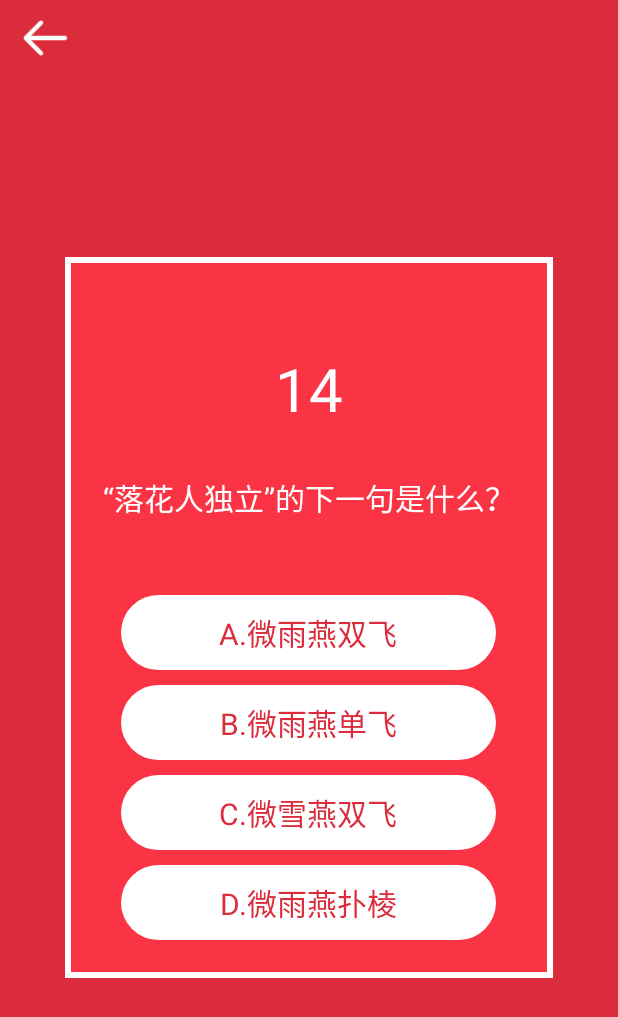
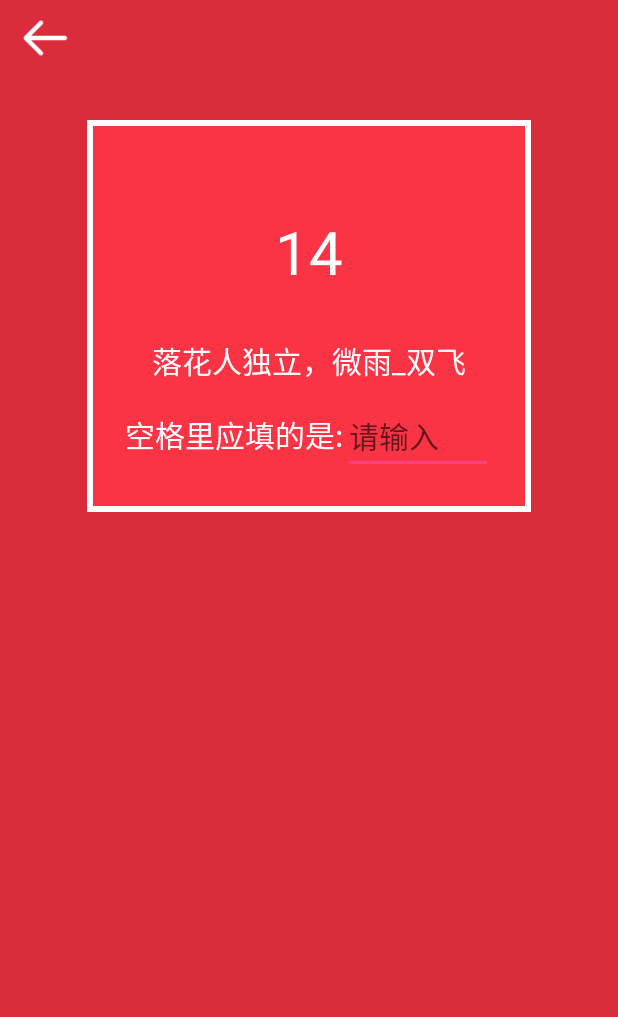
Before and after one commit to zhangyiweizyw/PoetryRhyme, an Android app: the GameActivity screen opened directly, with no data from a screen before it, on a phone screen of 412 x 824 dp. Shown: the top 1017 px of the screen. Run offline under Robolectric (Android 15) with nearby library versions, the light colour scheme and no system bars; Roboto replaces fonts that are not available here; 1 statement that could not run was skipped.

Commit message:
游戏：自动生成题目

```diff
--- a/PoetryDemo/app/src/main/java/com/example/a15632/poetrydemo/GameActivity.java
+++ b/PoetryDemo/app/src/main/java/com/example/a15632/poetrydemo/GameActivity.java
@@ -2,26 +2,60 @@ package com.example.a15632.poetrydemo;
 
 import android.os.AsyncTask;
 import android.os.CountDownTimer;
+import android.os.Handler;
+import android.os.Message;
 import android.support.v7.app.AppCompatActivity;
 import android.os.Bundle;
+import android.util.Log;
 import android.view.View;
+import android.widget.EditText;
 import android.widget.ImageView;
 import android.widget.LinearLayout;
 import android.widget.TextView;
 
+import org.json.JSONException;
+import org.json.JSONObject;
+
+import java.io.IOException;
+import java.util.Random;
+
+import okhttp3.MediaType;
+import okhttp3.OkHttpClient;
+import okhttp3.Request;
+import okhttp3.Response;
+
 public class GameActivity extends AppCompatActivity {
-
-
+    private final String getPoetryJson = "https://v1.jinrishici.com/all.json";
+    private String firstJson;//第一次得到的json数
+    private String allPoetry;//解析json数据得到的文字
+    private ImageView back;
     private TextView daojishi;
     private ImageView correct_img;
     private ImageView incorrect_img;
+    private TextView problem;
+    private EditText anwser;
+    private OkHttpClient okHttpClient=new OkHttpClient();
+    private String my_problem;
+    private String my_key;//答案
 
-    private LinearLayout A;
-    private LinearLayout B;
-    private LinearLayout C;
-    private LinearLayout D;
+    private final static int CHANGEPROBLEM=1;
+    private Handler handler=new Handler(){
+        @Override
+        public void handleMessage(Message msg) {
+            super.handleMessage(msg);
+            switch (msg.what){
+                case CHANGEPROBLEM:{
+                    if(my_problem.length()>0){
+                        problem.setText(my_problem);
+                    }
+                    break;
+                }
+            }
+        }
+    };
 
-    private int anwser=0;
+
+    private int current=0;
 
     @Override
     protected void onCreate(Bundle savedInstanceState) {
@@ -34,49 +68,135 @@ public class GameActivity extends AppCompatActivity {
 
 
     private void findView() {
+        back=findViewById(R.id.img_game_back2);
         daojishi=findViewById(R.id.tv_game_daojishi);
         correct_img=findViewById(R.id.img_game_correct);
         incorrect_img=findViewById(R.id.img_game_incorrect);
-        A=findViewById(R.id.linear_A);
-        B=findViewById(R.id.linear_B);
-        C=findViewById(R.id.linear_C);
-        D=findViewById(R.id.linear_D);
+        problem=findViewById(R.id.tv_game_problem);
+        anwser=findViewById(R.id.et_game_you_anwser);
 
     }
     private void action() {
-        countDown();
-        //初始化异步任务
-        final MyAsyncTask myAsyncTask=new MyAsyncTask();
 
-       //设置点击事件
-       A.setOnClickListener(new View.OnClickListener() {
+        //点击返回
+        back.setOnClickListener(new View.OnClickListener() {
             @Override
             public void onClick(View v) {
-               anwser=1;
-               myAsyncTask.execute();
+                finish();
             }
         });
-       B.setOnClickListener(new View.OnClickListener() {
+        //题目相关
+        gameBegin();
+
+
+    }
+
+    /**
+     * 游戏开始，每一次游戏开始都会由这里开始
+     */
+    private void gameBegin(){
+        //1.获取题目.处理题目
+        getJson();
+        //2,更新题目ui
+        changeProblem();
+        //3.开始倒计时
+        countDown();
+        //4.判断对错
+
+    }
+
+    private void changeProblem() {
+        new Thread(){
             @Override
-           public void onClick(View v) {
-               anwser=0;
-               myAsyncTask.execute();
+            public void run() {
+                super.run();
+                try{
+                    Thread.sleep(500);
+                }catch (InterruptedException e){
+                    e.printStackTrace();
                 }
-       });
-       C.setOnClickListener(new View.OnClickListener() {
+                Message msg=new Message();
+                msg.what=CHANGEPROBLEM;
+                handler.sendMessage(msg);
+            }
+        }.start();
+    }
+
+    /**
+     * 获取题目json数据
+     */
+    private void getJson() {
+        new Thread() {
             @Override
-           public void onClick(View v) {
-               anwser=0;
-               myAsyncTask.execute();
+            public void run() {
+                super.run();
+                try {
+                    MediaType type = MediaType.parse("application/json;charset=UTF-8");
+                    Request request = new Request.Builder()
+                            .url(getPoetryJson)
+                            .build();
+                    Response response = okHttpClient.newCall(request).execute();
+                    if (response.isSuccessful()) {
+                        //成功了后就提取诗句出来
+                        firstJson = response.body().string();
+                        Log.e("获取到的json字符串是：", firstJson);
+                        getPoetry(firstJson);
                     }
-       });
-       D.setOnClickListener(new View.OnClickListener() {
-           @Override
-           public void onClick(View v) {
-               anwser=0;
-               myAsyncTask.execute();
+                } catch (IOException e) {
+                    e.printStackTrace();
                 }
-       });
+            }
+        }.start();
+    }
+
+    /**
+     * 解析出正常诗句
+     */
+    private void getPoetry(String json) {
+        //判空 似乎没必要QAQ
+        if (json == null || json.trim().length() == 0) {
+            Log.e("wtf", "原先的json为空");
+        } else {
+            try {
+                JSONObject jsonObject = new JSONObject(json);
+                allPoetry = jsonObject.getString("content");
+                Log.e("得到的诗句为： ", allPoetry);
+                getProblem(allPoetry);
+            } catch (JSONException e) {
+                e.printStackTrace();
+            }
+
+        }
+
+    }
+
+    /**
+     *解析得到的诗句，然后弄成残缺的题目，并把题目赋给my_problem 答案赋给my_key以备用
+     */
+    private void getProblem(String allPoetry){
+        if(allPoetry.length()>0){
+            Random random=new Random();
+            char[] charArray=allPoetry.toCharArray();
+            while(true){
+                int randnum=random.nextInt(allPoetry.length());
+                String tt=String.valueOf(charArray[randnum]);
+                //如果不等于就可以进行下一步
+                if(tt.equals("，")==false&&tt.equals("。")==false){
+
+                    Log.e("获得的随机数是: ",randnum+"");
+                    Log.e("随机摘取的字是: ",charArray[randnum]+"");
+                    my_key=charArray[randnum]+"";
+                    Log.e("my_key答案等于: ",my_key);
+                    charArray[randnum]='_';
+                    my_problem=new String(charArray);
+                    Log.e("my_problem等于： ",my_problem);
+                    break;
+                }
+
+            }
+        }else{
+            Log.e("错误！！！","未正确获得诗词！");
+        }
     }
 
     private void countDown(){
@@ -91,7 +211,7 @@ public class GameActivity extends AppCompatActivity {
             @Override
             public void onFinish() {
                 daojishi.setEnabled(true);
-                anwser=0;
+                current=0;
                 MyAsyncTask myAsyncTask=new MyAsyncTask();
                 myAsyncTask.execute();
 
@@ -108,7 +228,7 @@ public class GameActivity extends AppCompatActivity {
 
         @Override
         protected void onProgressUpdate(Object[] values) {
-            switch (anwser){
+            switch (current){
                 case 1:{
                     daojishi.setVisibility(View.GONE);
                     correct_img.setVisibility(View.VISIBLE);
--- a/PoetryDemo/app/src/main/java/com/example/a15632/poetrydemo/Splash.java
+++ b/PoetryDemo/app/src/main/java/com/example/a15632/poetrydemo/Splash.java
@@ -63,12 +63,8 @@ public class Splash extends AppCompatActivity {
         getSupportActionBar().hide();//去掉顶部标题栏
         setContentView(R.layout.activity_splash);
 
-        //设置字体
         textViewPoetryEveryday = findViewById(R.id.tv_poetry_everyday);
         textViewPoetryEveryday2 = findViewById(R.id.tv_poetry_everyday2);
-//        Typeface typeface = Typeface.createFromAsset(getAssets(), "fontdemo.TTF");
-//        textViewPoetryEveryday.setTypeface(typeface);
-//        textViewPoetryEveryday2.setTypeface(typeface);
         //设置间隔
         Thread thread = new Thread() {
             @Override
--- a/PoetryDemo/app/src/main/res/layout/activity_game.xml
+++ b/PoetryDemo/app/src/main/res/layout/activity_game.xml
@@ -3,123 +3,84 @@
     android:layout_width="match_parent"
     android:layout_height="match_parent"
     android:background="@color/colorTheme">
+
     <ImageView
         android:id="@+id/img_game_back2"
+        android:layout_width="40dp"
+        android:layout_height="40dp"
+        android:layout_marginLeft="10dp"
         android:layout_marginTop="5dp"
-        android:layout_marginLeft="10dp"
-        android:src="@drawable/leftwhite"
-        android:layout_width="40dp"
-        android:layout_height="40dp" />
+        android:src="@drawable/leftwhite" />
 
     <RelativeLayout
-        android:layout_centerInParent="true"
+        android:layout_width="wrap_content"
+        android:layout_height="wrap_content"
+        android:layout_marginTop="80dp"
+        android:layout_centerHorizontal="true"
         android:background="@drawable/border_game"
-        android:padding="25dp"
-        android:layout_width="wrap_content"
-        android:layout_height="wrap_content">
+        android:padding="25dp">
+
         <TextView
             android:id="@+id/tv_game_daojishi"
-            android:textColor="#fff"
-            android:textSize="40dp"
+            android:layout_width="wrap_content"
+            android:layout_height="wrap_content"
             android:layout_centerHorizontal="true"
             android:layout_marginTop="35dp"
             android:text="15"
-            android:layout_width="wrap_content"
-            android:layout_height="wrap_content" />
+            android:textColor="#fff"
+            android:textSize="40dp" />
+
         <ImageView
             android:id="@+id/img_game_correct"
-            android:visibility="gone"
+            android:layout_width="50dp"
+            android:layout_height="50dp"
+            android:layout_centerHorizontal="true"
             android:layout_marginTop="36dp"
-            android:layout_centerHorizontal="true"
             android:src="@drawable/correct"
-            android:layout_width="50dp"
-            android:layout_height="50dp" />
+            android:visibility="gone" />
+
         <ImageView
             android:id="@+id/img_game_incorrect"
+            android:layout_width="50dp"
+            android:layout_height="50dp"
+            android:layout_centerHorizontal="true"
+            android:layout_marginTop="36dp"
             android:src="@drawable/incorrect02"
-            android:visibility="gone"
-            android:layout_marginTop="36dp"
+            android:visibility="gone" />
+
+        <TextView
+            android:id="@+id/tv_game_problem"
+            android:layout_width="wrap_content"
+            android:layout_height="wrap_content"
             android:layout_centerHorizontal="true"
-            android:layout_width="50dp"
-            android:layout_height="50dp" />
-        <TextView
             android:layout_marginTop="120dp"
+            android:text="落花人独立，微雨_双飞"
+            android:textColor="#fff"
+            android:textSize="20dp" />
+        <LinearLayout
+            android:layout_marginTop="160dp"
             android:layout_centerHorizontal="true"
-            android:textSize="20dp"
-            android:textColor="#fff"
-            android:text="“落花人独立”的下一句是什么？"
             android:layout_width="wrap_content"
-            android:layout_height="wrap_content" />
-        <LinearLayout
-            android:id="@+id/linear_A"
-            android:layout_marginTop="200dp"
-            android:background="@drawable/circler_game"
-            android:layout_centerHorizontal="true"
-            android:layout_width="250dp"
-            android:padding="10dp"
-            android:layout_height="wrap_content">
+            android:layout_height="wrap_content"
+            android:orientation="horizontal">
             <TextView
-                android:gravity="center"
                 android:textSize="20dp"
-                android:textColor="@color/colorTheme"
-                android:text="A.微雨燕双飞"
-                android:layout_width="match_parent"
+                android:layout_width="wrap_content"
+                android:layout_height="wrap_content"
+                android:text="空格里应填的是:"
+                android:textColor="#fff" />
+            <EditText
+                android:id="@+id/et_game_you_anwser"
+                android:textColor="#fff"
+                android:textSize="20dp"
+                android:hint="请输入"
+                android:layout_width="100dp"
                 android:layout_height="wrap_content" />
         </LinearLayout>
-        <LinearLayout
-            android:id="@+id/linear_B"
-            android:layout_marginTop="260dp"
-            android:background="@drawable/circler_game"
-            android:layout_centerHorizontal="true"
-            android:layout_width="250dp"
-            android:padding="10dp"
-            android:layout_height="wrap_content">
-            <TextView
-                android:gravity="center"
-                android:textSize="20dp"
-                android:textColor="@color/colorTheme"
-                android:text="B.微雨燕单飞"
-                android:layout_width="match_parent"
-                android:layout_height="wrap_content" />
-        </LinearLayout>
-        <LinearLayout
-            android:id="@+id/linear_C"
-            android:layout_marginTop="320dp"
-            android:background="@drawable/circler_game"
-            android:layout_centerHorizontal="true"
-            android:layout_width="250dp"
-            android:padding="10dp"
-            android:layout_height="wrap_content">
-            <TextView
-                android:gravity="center"
-                android:textSize="20dp"
-                android:textColor="@color/colorTheme"
-                android:text="C.微雪燕双飞"
-                android:layout_width="match_parent"
-                android:layout_height="wrap_content" />
-        </LinearLayout>
-        <LinearLayout
-            android:id="@+id/linear_D"
-            android:layout_marginTop="380dp"
-            android:background="@drawable/circler_game"
-            android:layout_centerHorizontal="true"
-            android:layout_width="250dp"
-            android:padding="10dp"
-            android:layout_height="wrap_content">
-            <TextView
-                android:gravity="center"
-                android:textSize="20dp"
-                android:textColor="@color/colorTheme"
-                android:text="D.微雨燕扑棱"
-                android:layout_width="match_parent"
-                android:layout_height="wrap_content" />
-        </LinearLayout>
+
+
+
     </RelativeLayout>
 
 
-
-
-
-
-
 </RelativeLayout>
```
Lines whose indentation alone changed are shown as unchanged.
